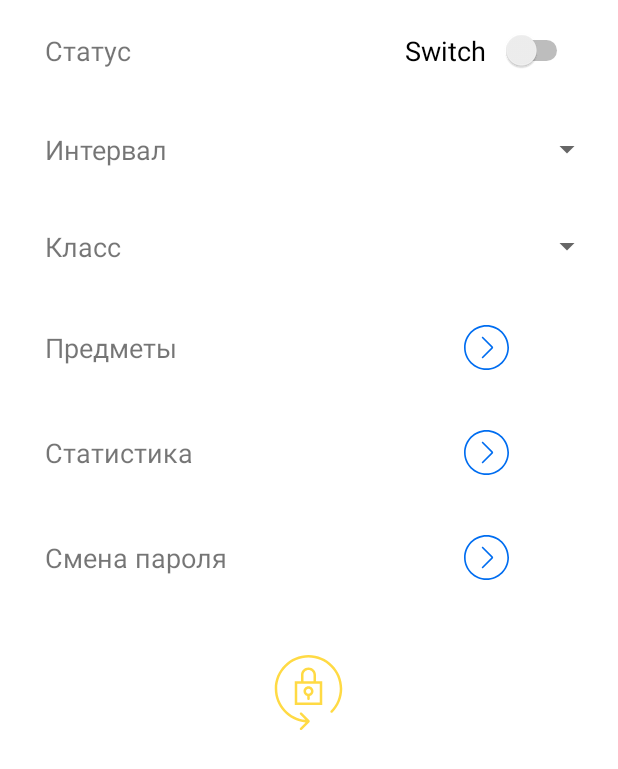
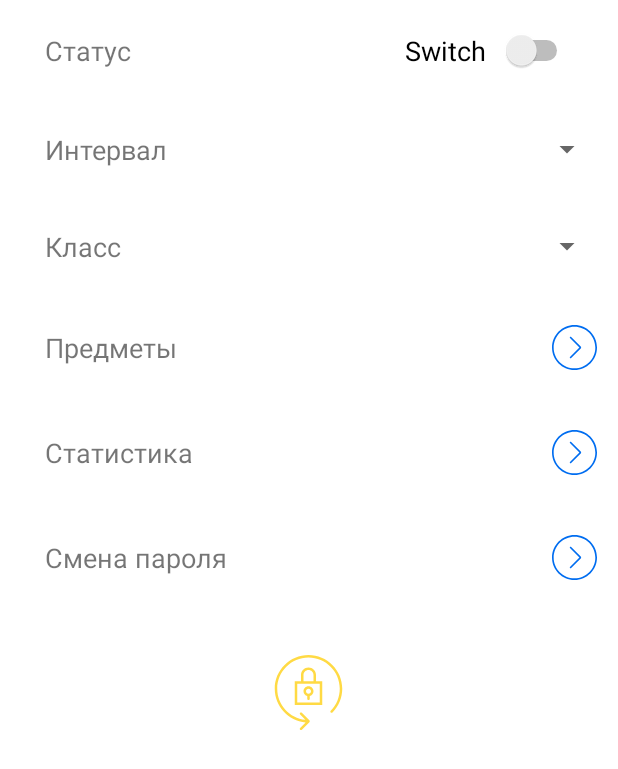
Before and after one commit to steperchuk/SmartLocker, an Android app: the layout activity_settings_new.xml on its own in the app's theme, with its tools: preview values and no code run, on a phone screen of 412 x 824 dp. Shown: the top 769 px of the screen. Run offline under Robolectric (Android 15) with nearby library versions, the phone set to English and light mode, and no system bars.

Commit message:
Fix layout

```diff
--- a/app/src/main/res/layout/activity_settings_new.xml
+++ b/app/src/main/res/layout/activity_settings_new.xml
@@ -90,16 +90,18 @@
             android:layout_gravity="center_vertical"
             android:layout_marginLeft="30dp"
             android:text="Предметы"
+            android:layout_weight="20"
             android:textSize="18sp" />
 
         <ImageButton
             android:id="@+id/button_subjects_list"
             android:layout_width="30dp"
             android:layout_height="30dp"
-            android:layout_marginLeft="100dp"
             android:layout_gravity="center_vertical"
+            android:layout_weight="1"
+            android:layout_marginRight="10dp"
             android:background="@android:color/transparent"
-            app:srcCompat="@drawable/ic_right_arrow"/>
+            app:srcCompat="@drawable/ic_right_arrow" />
     </LinearLayout>
 
     <LinearLayout
@@ -115,14 +117,16 @@
             android:layout_gravity="center_vertical"
             android:layout_marginLeft="30dp"
             android:text="Статистика"
+            android:layout_weight="20"
             android:textSize="18sp" />
 
         <ImageButton
             android:id="@+id/button_statistics"
             android:layout_width="30dp"
             android:layout_height="30dp"
-            android:layout_marginLeft="100dp"
             android:layout_gravity="center_vertical"
+            android:layout_weight="1"
+            android:layout_marginRight="10dp"
             android:background="@android:color/transparent"
             app:srcCompat="@drawable/ic_right_arrow"/>
     </LinearLayout>
@@ -139,6 +143,7 @@
             android:layout_height="wrap_content"
             android:layout_gravity="center_vertical"
             android:layout_marginLeft="30dp"
+            android:layout_weight="20"
             android:text="Смена пароля"
             android:textSize="18sp" />
 
@@ -146,7 +151,8 @@
             android:id="@+id/button_change_password"
             android:layout_width="30dp"
             android:layout_height="30dp"
-            android:layout_marginLeft="100dp"
+            android:layout_weight="1"
+            android:layout_marginRight="10dp"
             android:layout_gravity="center_vertical"
             android:background="@android:color/transparent"
             app:srcCompat="@drawable/ic_right_arrow"/>
```
